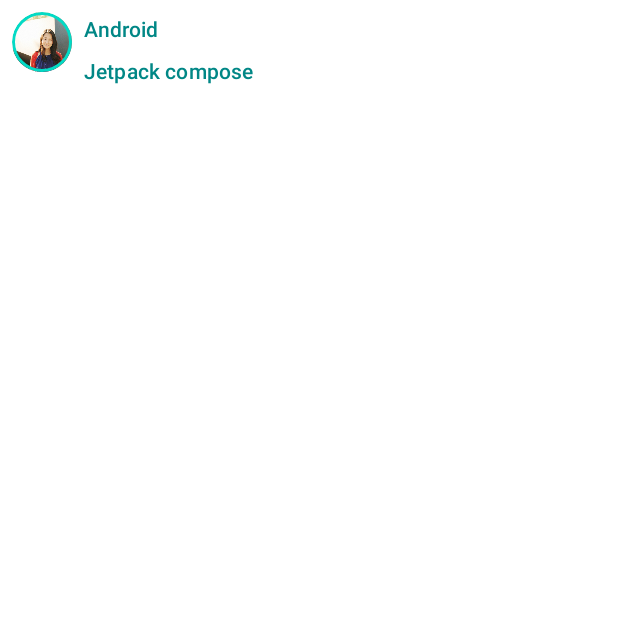
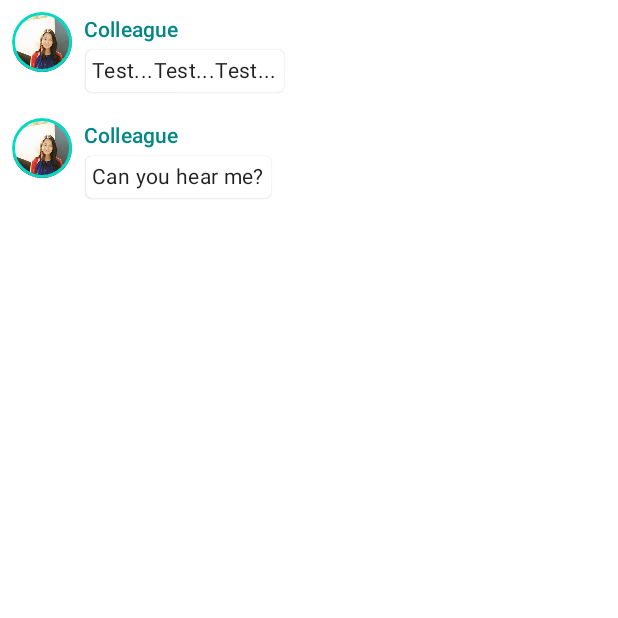
Before and after one commit to nikitha2/ComposeTutorial, an Android app built with Jetpack Compose: the screen it shows after launch (MainActivity), on a phone screen of 412 x 824 dp, the top half of it. Run offline under Robolectric (Android 15) with nearby library versions, the phone set to English and light mode, and no system bars.

Commit message:
UI- chat app with sample date

```diff
--- a/app/src/main/java/com/example/composetutorial/MainActivity.kt
+++ b/app/src/main/java/com/example/composetutorial/MainActivity.kt
@@ -4,14 +4,19 @@ import android.content.res.Configuration
 import android.os.Bundle
 import androidx.activity.ComponentActivity
 import androidx.activity.compose.setContent
+import androidx.compose.animation.animateColorAsState
+import androidx.compose.animation.animateContentSize
 import androidx.compose.foundation.Image
 import androidx.compose.foundation.border
+import androidx.compose.foundation.clickable
 import androidx.compose.foundation.layout.*
+import androidx.compose.foundation.lazy.LazyColumn
+import androidx.compose.foundation.lazy.items
 import androidx.compose.foundation.shape.CircleShape
 import androidx.compose.material.MaterialTheme
 import androidx.compose.material.Surface
 import androidx.compose.material.Text
-import androidx.compose.runtime.Composable
+import androidx.compose.runtime.*
 import androidx.compose.ui.Modifier
 import androidx.compose.ui.draw.clip
 import androidx.compose.ui.res.painterResource
@@ -29,7 +34,8 @@ class MainActivity : ComponentActivity() {
                     modifier = Modifier.fillMaxSize(),
                     color = MaterialTheme.colors.background
                 ) {
-                    MessageCard(Message("Android","Jetpack compose"))
+                    Conversation(SampleData.conversationSample1)
+
                 }
             }
         }
@@ -37,8 +43,12 @@ class MainActivity : ComponentActivity() {
 }
 
 @Composable
-fun Greeting(name: String) {
-    Text(text = "Hello $name!")
+fun Conversation(messages: List<Message>) {
+    LazyColumn {
+        items(messages) { message->
+            MessageCard(message)
+        }
+    }
 }
 
 data class Message(val author: String, val body:String)
@@ -56,15 +66,38 @@ fun MessageCard(message: Message) {
                 .border(1.5.dp, MaterialTheme.colors.secondary, CircleShape))
         // Add a horizontal space between the image and the column
         Spacer(modifier = Modifier.width(8.dp))
-        Column {
+
+        // We keep track if the message is expanded or not in this
+        // variable
+        var isExpanded by remember { mutableStateOf(false) }
+        // surfaceColor will be updated gradually from one color to the other
+        val surfaceColor by animateColorAsState(
+            if (isExpanded) MaterialTheme.colors.primary else MaterialTheme.colors.surface,
+        )
+        Column(modifier = Modifier.clickable { isExpanded = !isExpanded }) {
             Text(text = message.author,
                 color = MaterialTheme.colors.secondaryVariant,
                 style = MaterialTheme.typography.subtitle2)
-            // Add a vertical space between the author and message texts
-            Spacer(modifier = Modifier.height(4.dp))
-            Text(text = message.body,
-                color = MaterialTheme.colors.secondaryVariant,
-                style = MaterialTheme.typography.subtitle2)
+
+            //Spacer(modifier = Modifier.height(4.dp))
+
+            Surface(
+                shape = MaterialTheme.shapes.medium,
+                elevation = 1.dp,
+                // surfaceColor color will be changing gradually from primary to surface
+                color = surfaceColor,
+                // animateContentSize will change the Surface size gradually
+                modifier = Modifier.animateContentSize().padding(1.dp)
+            ){
+                Text(
+                    text = message.body,
+                    modifier = Modifier.padding(all = 4.dp),
+                    // If the message is expanded, we display all its content
+                    // otherwise we only display the first line
+                    maxLines = if (isExpanded) Int.MAX_VALUE else 1,
+                    style = MaterialTheme.typography.body2
+                )
+            }
         }
     }
 
@@ -81,7 +114,8 @@ fun MessageCard(message: Message) {
 fun DefaultPreview() {
     ComposeTutorialTheme {
         //Greeting("Android")
-        MessageCard(message = Message("Author","Body"))
+        Conversation(SampleData.conversationSample)
+        //MessageCard(message = Message("Author","Body"))
     }
 
 }
--- /dev/null
+++ b/app/src/main/java/com/example/composetutorial/SampleData.kt
@@ -0,0 +1,82 @@
+package com.example.composetutorial
+
+object SampleData {
+    val conversationSample = listOf(
+        Message(
+            "Colleague",
+            "Test...Test...Test..."
+        ),
+        Message(
+            "Colleague",
+            "List of Android versions:\n" +
+                    "Android KitKat (API 19)\n" +
+                    "Android Lollipop (API 21)\n" +
+                    "Android Marshmallow (API 23)\n" +
+                    "Android Nougat (API 24)\n" +
+                    "Android Oreo (API 26)\n" +
+                    "Android Pie (API 28)\n" +
+                    "Android 10 (API 29)\n" +
+                    "Android 11 (API 30)\n" +
+                    "Android 12 (API 31)\n"
+        ),
+        Message(
+            "Colleague",
+            "I think Kotlin is my favorite programming language.\n" +
+                    "It's so much fun!"
+        ),
+        Message(
+            "Colleague",
+            "Searching for alternatives to XML layouts..."
+        ),
+        Message(
+            "Colleague",
+            "Hey, take a look at Jetpack Compose, it's great!\n" +
+                    "It's the Android's modern toolkit for building native UI." +
+                    "It simplifies and accelerates UI development on Android." +
+                    "Less code, powerful tools, and intuitive Kotlin APIs :)"
+        ),
+        Message(
+            "Colleague",
+            "It's available from API 21+ :)"
+        ),
+        Message(
+            "Colleague",
+            "Writing Kotlin for UI seems so natural, Compose where have you been all my life?"
+        ),
+        Message(
+            "Colleague",
+            "Android Studio next version's name is Arctic Fox"
+        ),
+        Message(
+            "Colleague",
+            "Android Studio Arctic Fox tooling for Compose is top notch ^_^"
+        ),
+        Message(
+            "Colleague",
+            "I didn't know you can now run the emulator directly from Android Studio"
+        ),
+        Message(
+            "Colleague",
+            "Compose Previews are great to check quickly how a composable layout looks like"
+        ),
+        Message(
+            "Colleague",
+            "Previews are also interactive after enabling the experimental setting"
+        ),
+        Message(
+            "Colleague",
+            "Have you tried writing build.gradle with KTS?"
+        ),
+    )
+
+    val conversationSample1 = listOf(
+        Message(
+            "Colleague",
+            "Test...Test...Test..."
+        ),
+        Message(
+            "Colleague",
+            "Can you hear me?"
+        ))
+
+}
```
